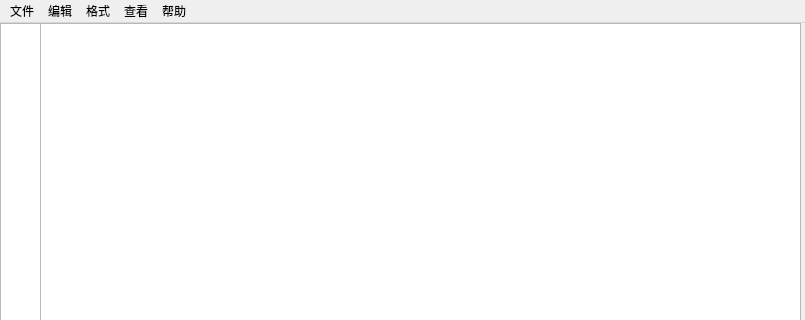
First picture: the form in text_editor.ui, repository ssunguotu/TextEditor, before the edit; both pictures show x 0 to 805 and y 0 to 320 of the 805 by 605 pixel window.
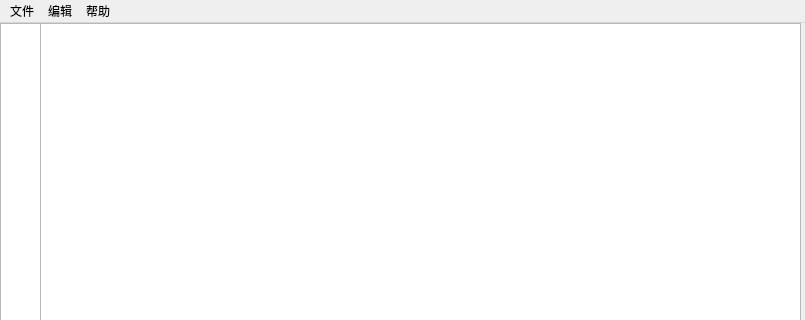
Second picture: the form after the edit. Icons and pictures are not drawn.

```diff
--- a/text_editor.ui
+++ b/text_editor.ui
@@ -10,6 +10,18 @@
     <height>605</height>
    </rect>
   </property>
+  <property name="minimumSize">
+   <size>
+    <width>805</width>
+    <height>605</height>
+   </size>
+  </property>
+  <property name="maximumSize">
+   <size>
+    <width>805</width>
+    <height>605</height>
+   </size>
+  </property>
   <property name="windowTitle">
    <string>MainWindow</string>
   </property>
@@ -59,7 +71,7 @@
      <height>26</height>
     </rect>
    </property>
-   <widget class="QMenu" name="menu_File">
+   <widget class="QMenu" name="menu_file">
     <property name="title">
      <string>文件</string>
     </property>
@@ -68,7 +80,7 @@
     <addaction name="act_saveAs"/>
     <addaction name="act_save"/>
    </widget>
-   <widget class="QMenu" name="menu_2">
+   <widget class="QMenu" name="menu_edit">
     <property name="title">
      <string>编辑</string>
     </property>
@@ -78,26 +90,14 @@
     <addaction name="action_3"/>
     <addaction name="action_4"/>
    </widget>
-   <widget class="QMenu" name="menu_3">
-    <property name="title">
-     <string>格式</string>
-    </property>
-   </widget>
-   <widget class="QMenu" name="menu_4">
-    <property name="title">
-     <string>查看</string>
-    </property>
-   </widget>
-   <widget class="QMenu" name="menu_5">
+   <widget class="QMenu" name="menu_help">
     <property name="title">
      <string>帮助</string>
     </property>
    </widget>
-   <addaction name="menu_File"/>
-   <addaction name="menu_2"/>
-   <addaction name="menu_3"/>
-   <addaction name="menu_4"/>
-   <addaction name="menu_5"/>
+   <addaction name="menu_file"/>
+   <addaction name="menu_edit"/>
+   <addaction name="menu_help"/>
   </widget>
   <widget class="QStatusBar" name="statusbar"/>
   <action name="act_new">
```
Left out of the diff: 59 changed lines with no effect on the pictures.
